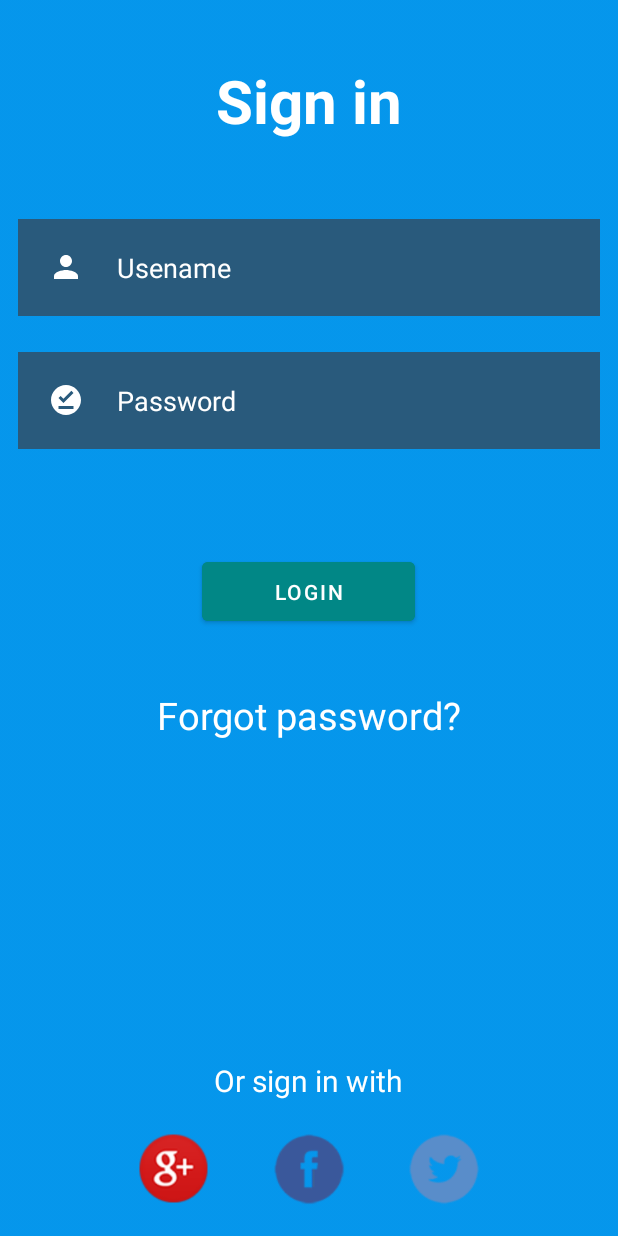
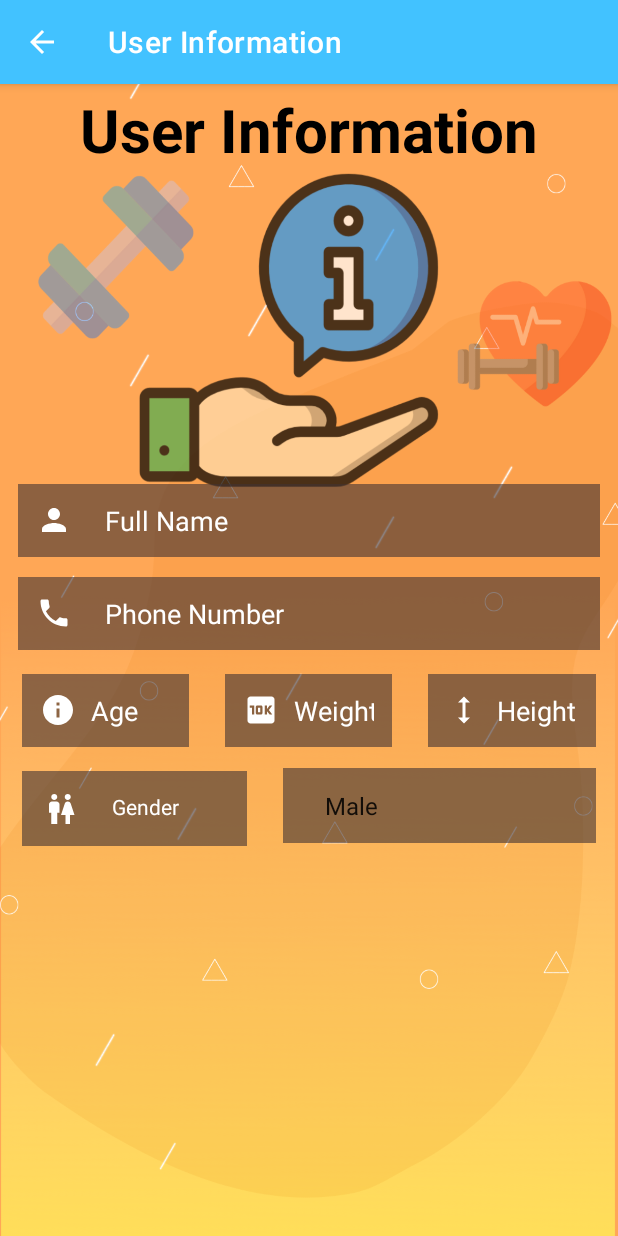
Before and after one commit to vulture990/AndroidProject, an Android app: the LoginActivity screen opened directly, with no data from a screen before it, after a tap on "LOGIN", on a phone screen of 412 x 824 dp. Run offline under Robolectric (Android 15) with nearby library versions, the phone set to English and light mode, and no system bars.

Commit message:
Add sign in with Google option and basic information page

```diff
--- a/AndroidProject/app/build.gradle
+++ b/AndroidProject/app/build.gradle
@@ -35,4 +35,5 @@ dependencies {
     testImplementation 'junit:junit:4.13.2'
     androidTestImplementation 'androidx.test.ext:junit:1.1.3'
     androidTestImplementation 'androidx.test.espresso:espresso-core:3.4.0'
+    implementation 'com.google.android.gms:play-services-auth:20.1.0'
 }
--- a/AndroidProject/app/src/main/java/com/zarkaoui/androidproject/LoginActivity.java
+++ b/AndroidProject/app/src/main/java/com/zarkaoui/androidproject/LoginActivity.java
@@ -1,37 +1,91 @@
 package com.zarkaoui.androidproject;
 
+import androidx.annotation.Nullable;
 import androidx.appcompat.app.AppCompatActivity;
 
 import android.content.Intent;
 import android.os.Bundle;
 import android.view.View;
 import android.widget.Button;
+import android.widget.ImageView;
 import android.widget.TextView;
 import android.widget.Toast;
 
+import com.google.android.gms.auth.api.signin.GoogleSignIn;
+import com.google.android.gms.auth.api.signin.GoogleSignInAccount;
+import com.google.android.gms.auth.api.signin.GoogleSignInClient;
+import com.google.android.gms.auth.api.signin.GoogleSignInOptions;
+import com.google.android.gms.common.api.ApiException;
+import com.google.android.gms.tasks.Task;
 import com.google.android.material.button.MaterialButton;
 
 public class LoginActivity extends AppCompatActivity {
+
+    GoogleSignInOptions gso;
+    GoogleSignInClient gsc;
+    ImageView googleBtn;
 
     @Override
     protected void onCreate(Bundle savedInstanceState) {
         super.onCreate(savedInstanceState);
         setContentView(R.layout.activity_login);
 
+
         TextView username = (TextView) findViewById(R.id.username);
         TextView password = (TextView) findViewById(R.id.password);
 
         MaterialButton loginBtn = findViewById(R.id.loginbtn);
 
+        Intent intent = new Intent(this, UserInformationActivity.class);
+
+        //Google Sign in :
+        gso = new GoogleSignInOptions.Builder(GoogleSignInOptions.DEFAULT_SIGN_IN).requestEmail().build();
+        gsc = GoogleSignIn.getClient(this, gso);
+        googleBtn = findViewById(R.id.googleBtn);
+
+        googleBtn.setOnClickListener(new View.OnClickListener() {
+            @Override
+            public void onClick(View view) {
+                signIn();
+            }
+        });
+
         loginBtn.setOnClickListener(new View.OnClickListener() {
             @Override
             public void onClick(View view) {
-                if(username.getText().toString().equals("admin") && password.getText().toString().equals("admin")){
-                    Toast.makeText(LoginActivity.this, "LOGIN SUCCESSFUL", Toast.LENGTH_SHORT).show();
-                } else {
-                    Toast.makeText(LoginActivity.this, "LOGIN FAILED", Toast.LENGTH_SHORT).show();
-                }
+//                if(username.getText().toString().equals("admin") && password.getText().toString().equals("admin")){
+//                    Toast.makeText(LoginActivity.this, "LOGIN SUCCESSFUL", Toast.LENGTH_SHORT).show();
+//                    startActivity(intent);
+//                } else {
+//                    Toast.makeText(LoginActivity.this, "LOGIN FAILED", Toast.LENGTH_SHORT).show();
+//                }
+                startActivity(intent);
             }
         });
     }
+
+    public void signIn(){
+        Intent signInIntent = gsc.getSignInIntent();
+        startActivityForResult(signInIntent, 1000);
+    }
+
+    @Override
+    protected void onActivityResult(int requestCode, int resultCode, Intent data) {
+        super.onActivityResult(requestCode, resultCode, data);
+        if(requestCode==1000){
+            Task<GoogleSignInAccount> task = GoogleSignIn.getSignedInAccountFromIntent(data);
+            try {
+                task.getResult(ApiException.class);
+                navigateToSecondActivity();
+            } catch (ApiException e) {
+                e.printStackTrace();
+                Toast.makeText(LoginActivity.this, "Something went WRONG", Toast.LENGTH_SHORT).show();
+            }
+        }
+    }
+    public  void navigateToSecondActivity(){
+        finish();
+        Intent intent = new Intent(this, UserInformationActivity.class);
+        startActivity(intent);
+    }
 }
--- a/AndroidProject/app/src/main/java/com/zarkaoui/androidproject/MainActivity.java
+++ b/AndroidProject/app/src/main/java/com/zarkaoui/androidproject/MainActivity.java
@@ -9,16 +9,21 @@ import android.widget.Button;
 import android.widget.TextView;
 import android.widget.Toast;
 
+import com.google.android.gms.auth.api.signin.GoogleSignIn;
+import com.google.android.gms.auth.api.signin.GoogleSignInClient;
+import com.google.android.gms.auth.api.signin.GoogleSignInOptions;
 import com.google.android.material.button.MaterialButton;
 
 import org.w3c.dom.Text;
 
 public class MainActivity extends AppCompatActivity {
 
+
     @Override
     protected void onCreate(Bundle savedInstanceState) {
         super.onCreate(savedInstanceState);
         setContentView(R.layout.activity_main);
+
 
         Button getStartedBtn = findViewById(R.id.getstartedbtn);
 
--- /dev/null
+++ b/AndroidProject/app/src/main/java/com/zarkaoui/androidproject/UserInformationActivity.java
@@ -0,0 +1,35 @@
+package com.zarkaoui.androidproject;
+
+import androidx.appcompat.app.AppCompatActivity;
+
+import android.os.Bundle;
+import android.widget.ArrayAdapter;
+import android.widget.Spinner;
+import android.widget.SpinnerAdapter;
+
+import com.google.android.gms.auth.api.signin.GoogleSignIn;
+import com.google.android.gms.auth.api.signin.GoogleSignInClient;
+import com.google.android.gms.auth.api.signin.GoogleSignInOptions;
+
+public class UserInformationActivity extends AppCompatActivity {
+
+    GoogleSignInOptions gso;
+    GoogleSignInClient gsc;
+
+    @Override
+    protected void onCreate(Bundle savedInstanceState) {
+        super.onCreate(savedInstanceState);
+        setContentView(R.layout.activity_user_information);
+
+        gso = new GoogleSignInOptions.Builder(GoogleSignInOptions.DEFAULT_SIGN_IN).requestEmail().build();
+        gsc = GoogleSignIn.getClient(this, gso);
+
+        String[] gender = {"Male", "Female"};
+
+        Spinner genderSpinner = findViewById(R.id.genderSpinner);
+
+        SpinnerAdapter spinnerAdapter = new ArrayAdapter<String>(this, android.R.layout.simple_list_item_1, gender);
+
+        genderSpinner.setAdapter(spinnerAdapter);
+    }
+}
--- /dev/null
+++ b/AndroidProject/app/src/main/res/drawable/ic_baseline_10k_24.xml
@@ -0,0 +1,5 @@
+<vector android:height="24dp" android:tint="#FFFFFF"
+    android:viewportHeight="24" android:viewportWidth="24"
+    android:width="24dp" xmlns:android="http://schemas.android.com/apk/res/android">
+    <path android:fillColor="@android:color/white" android:pathData="M10,10.5h1.5v3L10,13.5zM19,3L5,3c-1.1,0 -2,0.9 -2,2v14c0,1.1 0.9,2 2,2h14c1.1,0 2,-0.9 2,-2L21,5c0,-1.1 -0.9,-2 -2,-2zM7.5,15L6,15v-4.5L4.5,10.5L4.5,9h3v6zM13,14c0,0.55 -0.45,1 -1,1L9.5,15c-0.55,0 -1,-0.45 -1,-1v-4c0,-0.55 0.45,-1 1,-1L12,9c0.55,0 1,0.45 1,1v4zM19.5,15h-1.75L16,12.75L16,15h-1.5L14.5,9L16,9v2.25L17.75,9h1.75l-2.25,3 2.25,3z"/>
+</vector>
--- /dev/null
+++ b/AndroidProject/app/src/main/res/drawable/ic_baseline_height_24.xml
@@ -0,0 +1,5 @@
+<vector android:height="24dp" android:tint="#FFFFFF"
+    android:viewportHeight="24" android:viewportWidth="24"
+    android:width="24dp" xmlns:android="http://schemas.android.com/apk/res/android">
+    <path android:fillColor="@android:color/white" android:pathData="M13,6.99l3,0l-4,-3.99l-4,3.99l3,0l0,10.02l-3,0l4,3.99l4,-3.99l-3,0z"/>
+</vector>
--- /dev/null
+++ b/AndroidProject/app/src/main/res/drawable/ic_baseline_info_24.xml
@@ -0,0 +1,5 @@
+<vector android:height="24dp" android:tint="#FFFFFF"
+    android:viewportHeight="24" android:viewportWidth="24"
+    android:width="24dp" xmlns:android="http://schemas.android.com/apk/res/android">
+    <path android:fillColor="@android:color/white" android:pathData="M12,2C6.48,2 2,6.48 2,12s4.48,10 10,10 10,-4.48 10,-10S17.52,2 12,2zM13,17h-2v-6h2v6zM13,9h-2L11,7h2v2z"/>
+</vector>
--- /dev/null
+++ b/AndroidProject/app/src/main/res/drawable/ic_baseline_phone_24.xml
@@ -0,0 +1,5 @@
+<vector android:height="24dp" android:tint="#FFFFFF"
+    android:viewportHeight="24" android:viewportWidth="24"
+    android:width="24dp" xmlns:android="http://schemas.android.com/apk/res/android">
+    <path android:fillColor="@android:color/white" android:pathData="M6.62,10.79c1.44,2.83 3.76,5.14 6.59,6.59l2.2,-2.2c0.27,-0.27 0.67,-0.36 1.02,-0.24 1.12,0.37 2.33,0.57 3.57,0.57 0.55,0 1,0.45 1,1V20c0,0.55 -0.45,1 -1,1 -9.39,0 -17,-7.61 -17,-17 0,-0.55 0.45,-1 1,-1h3.5c0.55,0 1,0.45 1,1 0,1.25 0.2,2.45 0.57,3.57 0.11,0.35 0.03,0.74 -0.25,1.02l-2.2,2.2z"/>
+</vector>
--- /dev/null
+++ b/AndroidProject/app/src/main/res/drawable/ic_baseline_wc_24.xml
@@ -0,0 +1,5 @@
+<vector android:height="24dp" android:tint="#FFFFFF"
+    android:viewportHeight="24" android:viewportWidth="24"
+    android:width="24dp" xmlns:android="http://schemas.android.com/apk/res/android">
+    <path android:fillColor="@android:color/white" android:pathData="M5.5,22v-7.5L4,14.5L4,9c0,-1.1 0.9,-2 2,-2h3c1.1,0 2,0.9 2,2v5.5L9.5,14.5L9.5,22h-4zM18,22v-6h3l-2.54,-7.63C18.18,7.55 17.42,7 16.56,7h-0.12c-0.86,0 -1.63,0.55 -1.9,1.37L12,16h3v6h3zM7.5,6c1.11,0 2,-0.89 2,-2s-0.89,-2 -2,-2 -2,0.89 -2,2 0.89,2 2,2zM16.5,6c1.11,0 2,-0.89 2,-2s-0.89,-2 -2,-2 -2,0.89 -2,2 0.89,2 2,2z"/>
+</vector>
--- a/AndroidProject/app/src/main/res/layout/activity_login.xml
+++ b/AndroidProject/app/src/main/res/layout/activity_login.xml
@@ -6,17 +6,20 @@
     android:layout_height="match_parent"
     android:background="@drawable/blue"
     tools:context=".MainActivity">
+
     <TextView
+        android:id="@+id/signin"
         android:layout_width="match_parent"
         android:layout_height="wrap_content"
-        android:id="@+id/signin"
+        android:layout_marginStart="40dp"
+        android:layout_marginTop="40dp"
+        android:layout_marginEnd="40dp"
+        android:layout_marginBottom="40dp"
+        android:gravity="center"
         android:text="Sign in"
         android:textColor="@color/white"
-        android:textStyle="bold"
         android:textSize="40dp"
-        android:layout_margin="40dp"
-        android:gravity="center"
-        />
+        android:textStyle="bold" />
 
     <EditText
         android:id="@+id/username"
@@ -100,6 +103,7 @@
         <ImageView
             android:layout_width="50dp"
             android:layout_height="50dp"
+            android:id="@+id/googleBtn"
             android:layout_margin="20dp"
             android:src="@drawable/googleplus_icon"
             />
--- /dev/null
+++ b/AndroidProject/app/src/main/res/layout/activity_user_information.xml
@@ -0,0 +1,225 @@
+<?xml version="1.0" encoding="utf-8"?>
+<RelativeLayout xmlns:android="http://schemas.android.com/apk/res/android"
+    xmlns:app="http://schemas.android.com/apk/res-auto"
+    xmlns:tools="http://schemas.android.com/tools"
+    android:layout_width="match_parent"
+    android:layout_height="match_parent"
+    tools:context=".UserInformationActivity"
+    android:background="@drawable/user_information">
+
+    <TextView
+        android:layout_width="match_parent"
+        android:layout_height="wrap_content"
+        android:id="@+id/userinfo"
+        android:layout_margin="1dp"
+        android:gravity="center"
+        android:text="User Information"
+        android:textColor="@color/black"
+        android:textSize="40dp"
+        android:padding="2dp"
+        android:textStyle="bold"
+        tools:ignore="MissingConstraints"
+        tools:layout_editor_absoluteX="25dp"
+        tools:layout_editor_absoluteY="-7dp" />
+
+    <EditText
+        android:id="@+id/fullName"
+        android:layout_width="match_parent"
+        android:layout_height="wrap_content"
+        android:layout_below="@id/userinfo"
+        android:layout_marginStart="12dp"
+        android:layout_marginTop="206dp"
+        android:layout_marginEnd="12dp"
+        android:layout_marginBottom="12dp"
+        android:background="#99413232"
+        android:drawableLeft="@drawable/ic_baseline_person_24"
+        android:drawablePadding="22dp"
+        android:hint="Full Name"
+        android:inputType="textPersonName"
+        android:padding="12dp"
+        android:textColor="@color/white"
+        android:textColorHint="@color/white" />
+
+    <EditText
+        android:id="@+id/phone"
+        android:layout_width="match_parent"
+        android:layout_height="wrap_content"
+        android:layout_below="@id/fullName"
+        android:layout_marginStart="12dp"
+        android:layout_marginTop="1dp"
+        android:layout_marginEnd="12dp"
+        android:layout_marginBottom="12dp"
+        android:background="#99413232"
+        android:drawableLeft="@drawable/ic_baseline_phone_24"
+        android:drawablePadding="22dp"
+        android:hint="Phone Number"
+        android:inputType="phone"
+        android:padding="12dp"
+        android:textColor="@color/white"
+        android:textColorHint="@color/white" />
+
+    <LinearLayout
+        android:id="@+id/linearlayout1"
+        android:layout_width="match_parent"
+        android:layout_height="wrap_content"
+        android:layout_below="@id/phone"
+        android:layout_centerHorizontal="true"
+        android:layout_marginStart="1dp"
+        android:layout_marginTop="1dp"
+        android:layout_marginEnd="1dp"
+        android:layout_marginBottom="0dp"
+        android:orientation="horizontal"
+        android:padding="1dp">
+
+        <EditText
+            android:id="@+id/age"
+            android:layout_width="0dp"
+            android:layout_height="wrap_content"
+            android:layout_marginStart="12dp"
+            android:layout_marginTop="1dp"
+            android:layout_marginEnd="12dp"
+            android:layout_marginBottom="12dp"
+            android:layout_weight="1"
+            android:background="#99413232"
+            android:drawableLeft="@drawable/ic_baseline_info_24"
+            android:drawablePadding="10dp"
+            android:hint="Age"
+            android:inputType="numberDecimal"
+            android:maxLength="100"
+            android:padding="12dp"
+            android:textColor="@color/white"
+            android:textColorHint="@color/white" />
+
+        <EditText
+            android:id="@+id/weight"
+            android:layout_width="0dp"
+            android:layout_height="wrap_content"
+            android:layout_marginStart="12dp"
+            android:layout_marginTop="1dp"
+            android:layout_marginEnd="12dp"
+            android:layout_marginBottom="12dp"
+            android:layout_weight="1"
+            android:background="#99413232"
+            android:drawableLeft="@drawable/ic_baseline_10k_24"
+            android:drawablePadding="10dp"
+            android:hint="Weight"
+            android:inputType="number"
+            android:padding="12dp"
+            android:text="Weight"
+            android:textColor="@color/white"
+            android:textColorHint="@color/white" />
+
+        <EditText
+            android:id="@+id/height"
+            android:layout_width="0dp"
+            android:layout_height="wrap_content"
+            android:layout_marginStart="12dp"
+            android:layout_marginTop="1dp"
+            android:layout_marginEnd="12dp"
+            android:layout_marginBottom="12dp"
+            android:layout_weight="1"
+            android:background="#99413232"
+            android:drawableLeft="@drawable/ic_baseline_height_24"
+            android:drawablePadding="10dp"
+            android:hint="Height"
+            android:inputType="number"
+            android:padding="12dp"
+            android:text="Height"
+            android:textColor="@color/white"
+            android:textColorHint="@color/white" />
+    </LinearLayout>
+
+
+    <LinearLayout
+        android:id="@+id/linearlayout2"
+        android:layout_width="match_parent"
+        android:layout_height="wrap_content"
+        android:layout_below="@id/linearlayout1"
+        android:layout_centerHorizontal="true"
+        android:layout_marginStart="1dp"
+        android:layout_marginTop="-2dp"
+        android:layout_marginEnd="1dp"
+        android:layout_marginBottom="1dp"
+        android:orientation="horizontal"
+        android:padding="1dp">
+
+        <!--        <TextView-->
+        <!--            android:id="@+id/gender"-->
+        <!--            android:layout_width="wrap_content"-->
+        <!--            android:layout_height="wrap_content"-->
+        <!--            android:layout_marginStart="12dp"-->
+        <!--            android:layout_marginTop="1dp"-->
+        <!--            android:layout_marginEnd="17dp"-->
+        <!--            android:layout_marginBottom="12dp"-->
+        <!--            android:gravity="center"-->
+        <!--            android:background="#99413232"-->
+        <!--            android:drawableLeft="@drawable/ic_baseline_wc_24"-->
+        <!--            android:drawablePadding="8dp"-->
+        <!--            android:hint="Gender"-->
+        <!--            android:maxLength="100"-->
+        <!--            android:padding="12dp"-->
+        <!--            android:textColor="@color/white"-->
+        <!--            android:textColorHint="@color/white" />-->
+
+        <!--        <RadioGroup-->
+        <!--            android:id="@+id/radioGroup"-->
+        <!--            android:layout_width="260dp"-->
+        <!--            android:layout_height="wrap_content"-->
+        <!--            android:orientation="horizontal"-->
+        <!--            >-->
+
+        <!--            <RadioButton-->
+        <!--                android:layout_width="0dp"-->
+        <!--                android:layout_height="wrap_content"-->
+        <!--                android:layout_margin="1dp"-->
+        <!--                android:layout_marginLeft="10dp"-->
+        <!--                android:layout_weight="1"-->
+        <!--                android:background="#99413232"-->
+        <!--                android:text="Male"-->
+        <!--                android:textColor="@color/white"-->
+        <!--                android:textColorHint="@color/white" />-->
+
+        <!--            <RadioButton-->
+        <!--                android:layout_width="0dp"-->
+        <!--                android:layout_height="wrap_content"-->
+        <!--                android:layout_margin="1dp"-->
+        <!--                android:layout_weight="1"-->
+        <!--                android:background="#99413232"-->
+        <!--                android:text="Female"-->
+        <!--                android:textColor="@color/white"-->
+        <!--                android:textColorHint="@color/white" />-->
+        <!--        </RadioGroup>-->
+
+        <TextView
+            android:id="@+id/editTextAmount"
+            android:layout_width="150dp"
+            android:layout_height="50dp"
+            android:layout_marginStart="12dp"
+            android:layout_marginTop="1dp"
+            android:layout_marginEnd="12dp"
+            android:layout_marginBottom="12dp"
+            android:background="#99413232"
+            android:drawableLeft="@drawable/ic_baseline_wc_24"
+            android:drawablePadding="22dp"
+            android:ems="10"
+            android:padding="14dp"
+            android:text="Gender"
+            android:textColor="@color/white"
+            android:textColorHint="@color/white"
+             />
+
+        <Spinner
+            android:id="@+id/genderSpinner"
+            android:layout_width="155dp"
+            android:layout_height="50dp"
+            android:layout_marginStart="12dp"
+            android:layout_marginTop="1dp"
+            android:layout_marginEnd="12dp"
+            android:layout_marginBottom="12dp"
+            android:layout_weight="1"
+            android:background="#99413232"
+            android:padding="12dp"
+            />
+    </LinearLayout>
+
+</RelativeLayout>
--- a/AndroidProject/app/src/main/res/values-night/themes.xml
+++ b/AndroidProject/app/src/main/res/values-night/themes.xml
@@ -1,9 +1,9 @@
 <resources xmlns:tools="http://schemas.android.com/tools">
     <!-- Base application theme. -->
-    <style name="Theme.AndroidProject" parent="Theme.MaterialComponents.DayNight.NoActionBar">
+    <style name="Theme.AndroidProject" parent="Theme.MaterialComponents.DayNight.DarkActionBar">
         <!-- Primary brand color. -->
-        <item name="colorPrimary">@color/purple_200</item>
-        <item name="colorPrimaryVariant">@color/purple_700</item>
+        <item name="colorPrimary">#42C2FF</item>
+        <item name="colorPrimaryVariant">#42C2FF</item>
         <item name="colorOnPrimary">@color/black</item>
         <!-- Secondary brand color. -->
         <item name="colorSecondary">@color/teal_200</item>
--- a/AndroidProject/app/src/main/res/values/themes.xml
+++ b/AndroidProject/app/src/main/res/values/themes.xml
@@ -1,9 +1,9 @@
 <resources xmlns:tools="http://schemas.android.com/tools">
     <!-- Base application theme. -->
-    <style name="Theme.AndroidProject" parent="Theme.MaterialComponents.DayNight.NoActionBar">
+    <style name="Theme.AndroidProject" parent="Theme.MaterialComponents.DayNight.DarkActionBar">
         <!-- Primary brand color. -->
-        <item name="colorPrimary">@color/purple_500</item>
-        <item name="colorPrimaryVariant">@color/purple_700</item>
+        <item name="colorPrimary">#42C2FF</item>
+        <item name="colorPrimaryVariant">#42C2FF</item>
         <item name="colorOnPrimary">@color/white</item>
         <!-- Secondary brand color. -->
         <item name="colorSecondary">@color/teal_200</item>
```
Also changed, not shown: AndroidProject/app/src/main/AndroidManifest.xml (+9 -2 lines), AndroidProject/app/src/main/res/drawable/user_information.png (added).
